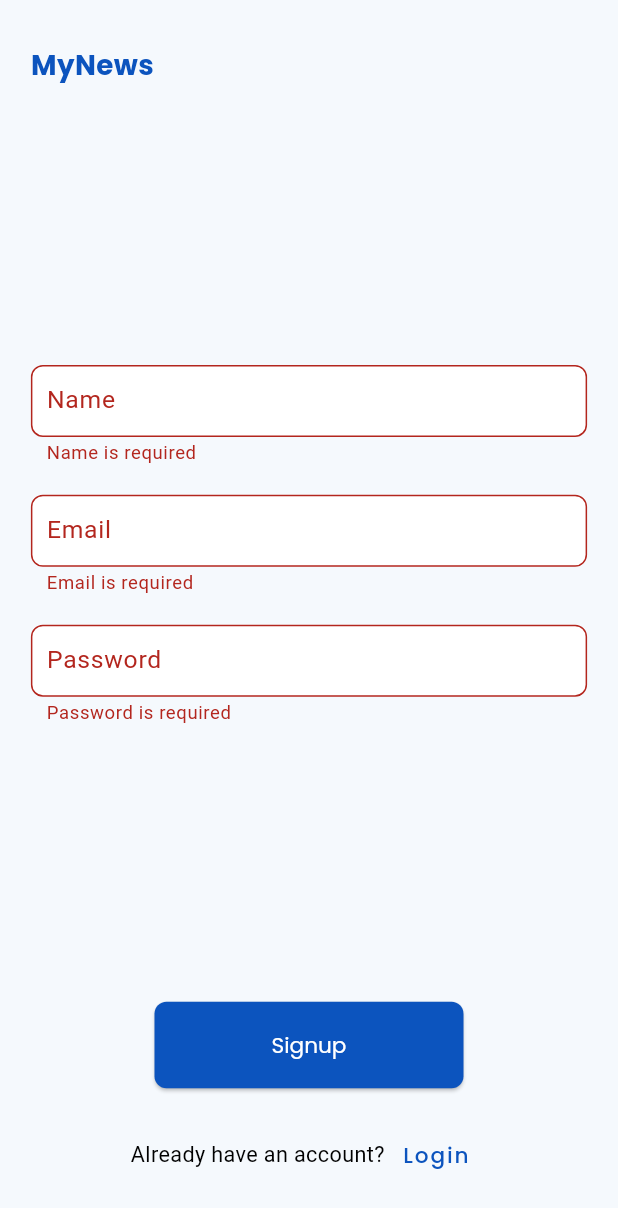
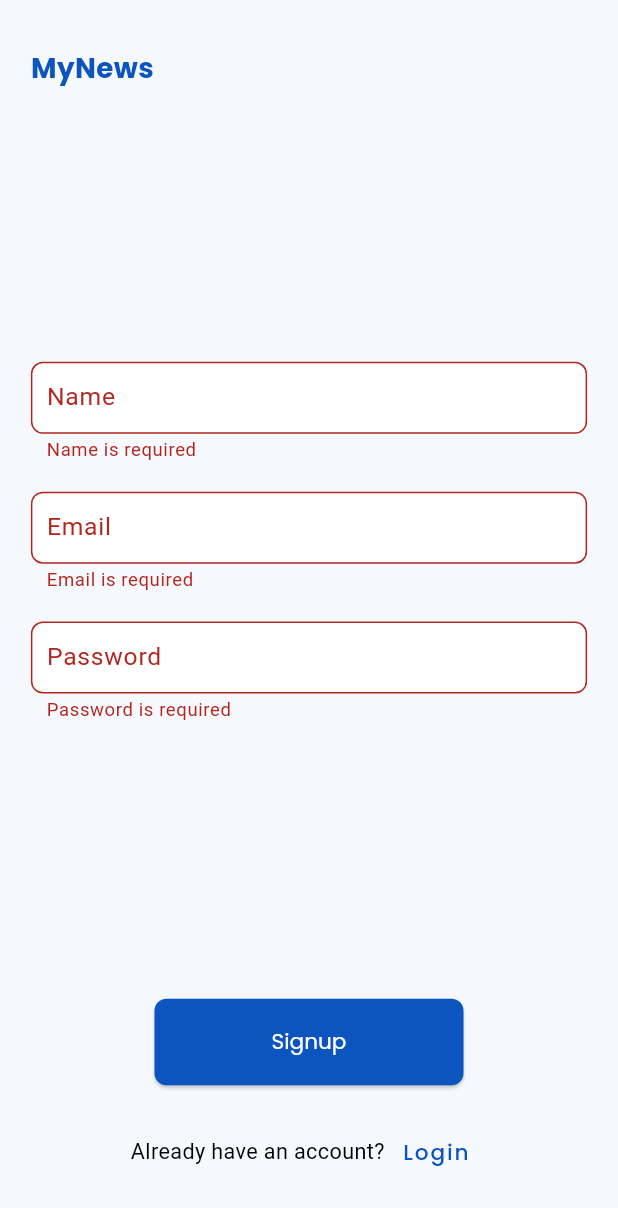
Before and after one commit to Akhil184/news_app, a Flutter app: the SignupScreen screen opened directly, after a tap on "Signup", on a phone screen of 412 x 824 dp. Shown: the top 1208 px of the screen. Run offline on Flutter 3.47's test engine with Material 3 defaults, Android fonts, the phone set to English and light mode, and no system bars; our stand-ins replace cloud_firestore, firebase_auth, firebase_core, firebase_remote_config, flutter_screenutil; accounts and stored records are empty.

Commit message:
developed news app

```diff
--- a/lib/views/signup_screen.dart
+++ b/lib/views/signup_screen.dart
@@ -37,7 +37,7 @@ class SignupScreen extends StatelessWidget {
                     ),
                   ),
                 ),
-                SizedBox(height: 180.h),
+                SizedBox(height: 176.h),
                 Column(
                   children: <Widget>[
                     Consumer<SignupProvider>(
```
